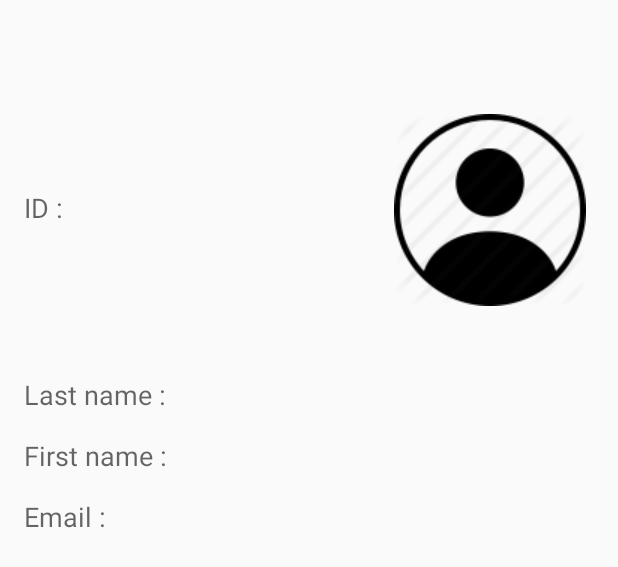
After one commit to gunfy/T3x, an Android app: the layout content_profil.xml on its own in the app's theme, with its tools: preview values and no code run, on a phone screen of 412 x 824 dp. The commit adds this screen. Shown: the top 567 px of the screen. Run offline under Robolectric (Android 15) with nearby library versions, the phone set to English and light mode, and no system bars.

Commit message:
ajout édition du profile

```diff
--- a/app/build.gradle
+++ b/app/build.gradle
@@ -24,4 +24,5 @@ dependencies {
     compile 'com.android.support:appcompat-v7:23.0.1'
     compile 'com.google.android.gms:play-services-maps:7.5.0'
     compile 'com.android.support:design:23.0.1'
+    compile 'com.getbase:floatingactionbutton:1.10.1'
 }
--- a/app/src/main/AndroidManifest.xml
+++ b/app/src/main/AndroidManifest.xml
@@ -49,6 +49,10 @@
             android:name="com.google.android.gms.version"
             android:value="@integer/google_play_services_version" />
 
+        <activity
+            android:name=".ProfilActivity"
+            android:label="@string/title_activity_profil" >
+        </activity>
     </application>
 
 </manifest>
--- a/app/src/main/res/layout/activity_register.xml
+++ b/app/src/main/res/layout/activity_register.xml
@@ -92,25 +92,19 @@
                 android:layout_below="@+id/et_email"/>
 
             <Button android:id="@+id/bt_register"
-                style="?android:textAppearanceSmall"
                 android:layout_width="wrap_content"
                 android:layout_height="wrap_content"
                 android:text="@string/action_sign_in"
                 android:textColor="@color/green"
-                android:background="@drawable/transparent"
-                android:textStyle="bold"
                 android:layout_marginLeft="25dp"
                 android:layout_below="@+id/et_password"
                 android:layout_alignRight="@+id/et_password"/>
 
             <Button
-                style="?android:textAppearanceSmall"
                 android:layout_width="wrap_content"
                 android:layout_height="wrap_content"
                 android:id="@+id/bt_cancelR"
                 android:text="@string/action_cancel"
-                android:background="@drawable/transparent"
-                android:textStyle="bold"
                 android:textColor="@color/red"
                 android:layout_toLeftOf="@id/bt_register"
                 android:layout_alignTop="@+id/bt_register"/>
--- /dev/null
+++ b/app/src/main/res/layout/content_profil.xml
@@ -0,0 +1,135 @@
+<?xml version="1.0" encoding="utf-8"?>
+<RelativeLayout xmlns:android="http://schemas.android.com/apk/res/android"
+    android:orientation="vertical" android:layout_width="match_parent"
+    android:layout_height="match_parent"
+    android:layout_margin="16dp">
+
+
+   <ImageView
+       android:layout_width="wrap_content"
+       android:layout_height="wrap_content"
+       android:src="@drawable/ic_profile"
+       android:layout_alignParentRight="true"
+       android:layout_marginTop="60dp"
+       android:layout_marginRight="5dp"
+       />
+    <TextView
+        android:id="@+id/tv_prf_id"
+        android:layout_width="wrap_content"
+        android:layout_height="wrap_content"
+        android:textAppearance="?android:attr/textAppearanceMedium"
+        android:text="@string/tv_id"
+        android:layout_marginTop="110dp"
+        />
+    <TextView
+        android:layout_width="wrap_content"
+        android:layout_height="wrap_content"
+        android:textAppearance="?android:attr/textAppearanceMedium"
+        android:id="@+id/tv_pr_username"
+        android:layout_marginLeft="5dp"
+        android:layout_toRightOf="@+id/tv_prf_id"
+        android:layout_alignTop="@+id/tv_prf_id"
+        />
+
+    <TextView
+        android:layout_width="wrap_content"
+        android:layout_height="wrap_content"
+        android:textAppearance="?android:attr/textAppearanceMedium"
+        android:text="@string/tv_lastname"
+        android:id="@+id/tv_prf_ltname"
+        android:layout_below="@+id/tv_pr_username"
+        android:layout_marginTop="100dp"
+
+        />
+    <TextView
+        android:layout_width="wrap_content"
+        android:layout_height="wrap_content"
+        android:textAppearance="?android:attr/textAppearanceMedium"
+        android:id="@+id/tv_pr_ltName"
+        android:layout_marginLeft="5dp"
+        android:layout_toRightOf="@+id/tv_prf_ltname"
+        android:layout_alignTop="@+id/tv_prf_ltname"
+        />
+
+
+    <TextView
+        android:layout_width="wrap_content"
+        android:layout_height="wrap_content"
+        android:textAppearance="?android:attr/textAppearanceMedium"
+        android:text="@string/tv_firstname"
+        android:id="@+id/tv_prf_ftname"
+        android:layout_below="@+id/tv_pr_ltName"
+        android:layout_marginTop="16dp"
+        />
+    <TextView
+        android:layout_width="wrap_content"
+        android:layout_height="wrap_content"
+        android:textAppearance="?android:attr/textAppearanceMedium"
+        android:id="@+id/tv_pr_ftName"
+        android:layout_marginLeft="5dp"
+        android:layout_toRightOf="@+id/tv_prf_ftname"
+        android:layout_alignTop="@+id/tv_prf_ftname"
+        />
+
+    <TextView
+        android:layout_width="wrap_content"
+        android:layout_height="wrap_content"
+        android:textAppearance="?android:attr/textAppearanceMedium"
+        android:id="@+id/tv_prf_email"
+        android:text="@string/tv_email"
+        android:layout_below="@+id/tv_pr_ftName"
+        android:layout_marginTop="16dp"
+
+
+        />
+    <TextView
+        android:layout_width="match_parent"
+        android:layout_height="wrap_content"
+        android:id="@+id/tv_pr_email"
+        android:textAppearance="?android:attr/textAppearanceMedium"
+        android:layout_toRightOf="@+id/tv_prf_email"
+        android:layout_alignTop="@+id/tv_prf_email"
+        android:layout_marginLeft="5dp"
+        />
+
+
+    <TextView
+        android:layout_width="match_parent"
+        android:layout_height="3dp"
+        android:background="@drawable/background"
+        android:layout_marginTop="30dp"
+        android:layout_below="@+id/tv_prf_email"
+        android:id="@+id/sep"
+        android:visibility="gone"/>
+
+
+    <EditText
+        android:id="@+id/et_pr_email"
+        android:layout_width="match_parent"
+        android:layout_height="wrap_content"
+        android:text="Email"
+        android:layout_below="@+id/sep"
+        android:visibility="gone"/>
+
+    <Button
+        android:layout_width="wrap_content"
+        android:layout_height="wrap_content"
+        android:id="@+id/bt_modif"
+        android:text="@string/bt_edit"
+        android:textColor="@color/green"
+        android:layout_alignParentRight="true"
+        android:layout_below="@+id/et_pr_email"
+        android:visibility="gone"/>
+
+    <Button
+        android:layout_width="wrap_content"
+        android:layout_height="wrap_content"
+        android:id="@+id/bt_cancelE"
+        android:text="@string/action_cancel"
+        android:textColor="@color/red"
+        android:layout_toLeftOf="@id/bt_modif"
+        android:layout_alignTop="@+id/bt_modif"
+        android:visibility="gone"/>
+
+
+</RelativeLayout>
--- a/app/src/main/res/values/strings.xml
+++ b/app/src/main/res/values/strings.xml
@@ -24,7 +24,7 @@
 
 
     <string name="drawer_header_text">Drawer Header</string>
-    <string name="nav_item_profil">My Profile</string>
+    <string name="nav_item_profil">Profile</string>
     <string name="nav_item_historic">Historicals</string>
     <string name="nav_sub_menu_about">About</string>
     <string name="nav_sub_menu">Informations</string>
@@ -32,5 +32,16 @@
 
 
     <string name="action_example">Example action</string>
+    <string name="title_activity_profil">ProfilActivity</string>
+
+    <string name="tv_firstname">First name :  </string>
+    <string name="tv_lastname">Last name :  </string>
+    <string name="tv_username">Username :  </string>
+    <string name="tv_email">Email :  </string>
+    <string name="tv_id">ID :  </string>
+    <string name="bt_edit">Validate</string>
+
+
+    <string name="hello_world">Hello world!</string>
 
 </resources>
```
Also changed, not shown: app/src/main/java/com/example/eymard/t3x/MainActivity.java (+10 -1 lines), app/src/main/java/com/example/eymard/t3x/ProfilActivity.java (added, +218 -0 lines), app/src/main/res/layout/activity_profil.xml (added, +53 -0 lines), app/src/main/res/menu/menu_profil.xml (added, +7 -0 lines), app/src/main/res/drawable/ic_edit.png (added), 4 other files.
